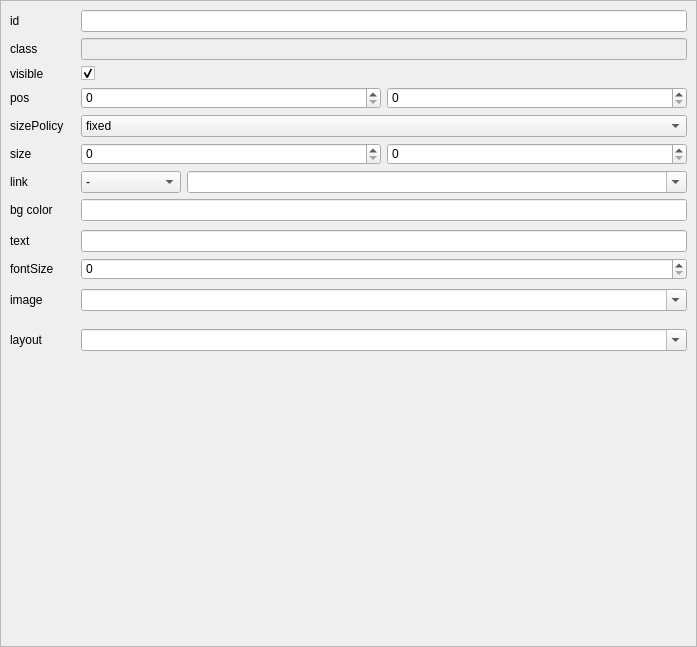
This is creator/src/n_layout_prop_edit.ui in h13i32maru/navyjs-legacy2 as Qt 5 draws it before an edit. The edited form follows.
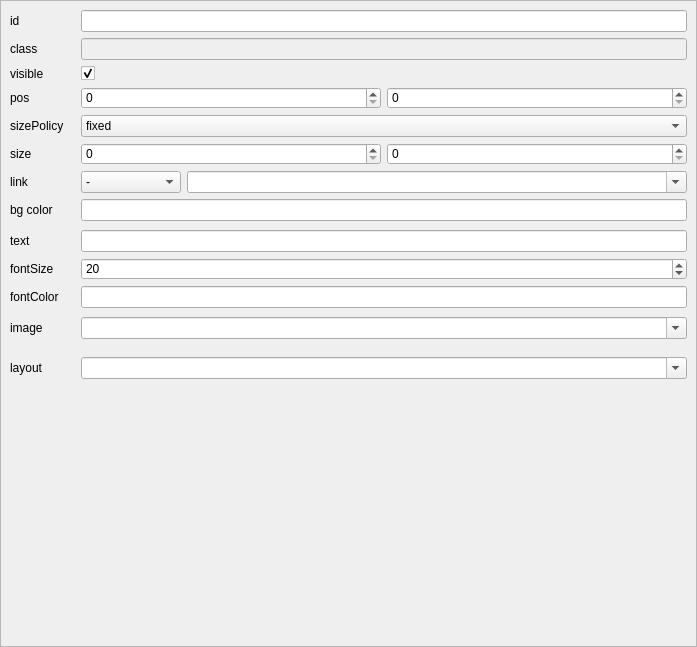
This is the edited form. Custom widgets are drawn as their Qt base class.

Commit message: fontColorに対応.

```diff
--- a/creator/src/n_layout_prop_edit.ui
+++ b/creator/src/n_layout_prop_edit.ui
@@ -281,8 +281,21 @@
             <property name="maximum">
              <number>999</number>
             </property>
+            <property name="value">
+             <number>20</number>
+            </property>
            </widget>
           </item>
+          <item row="2" column="0">
+           <widget class="QLabel" name="label_13">
+            <property name="text">
+             <string>fontColor</string>
+            </property>
+           </widget>
+          </item>
+          <item row="2" column="1">
+           <widget class="QLineEdit" name="extraFontColor"/>
+          </item>
          </layout>
         </widget>
        </item>
```
Left out of the diff: 19 changed lines with no effect on the pictures. The commit also changes 3 other files.
